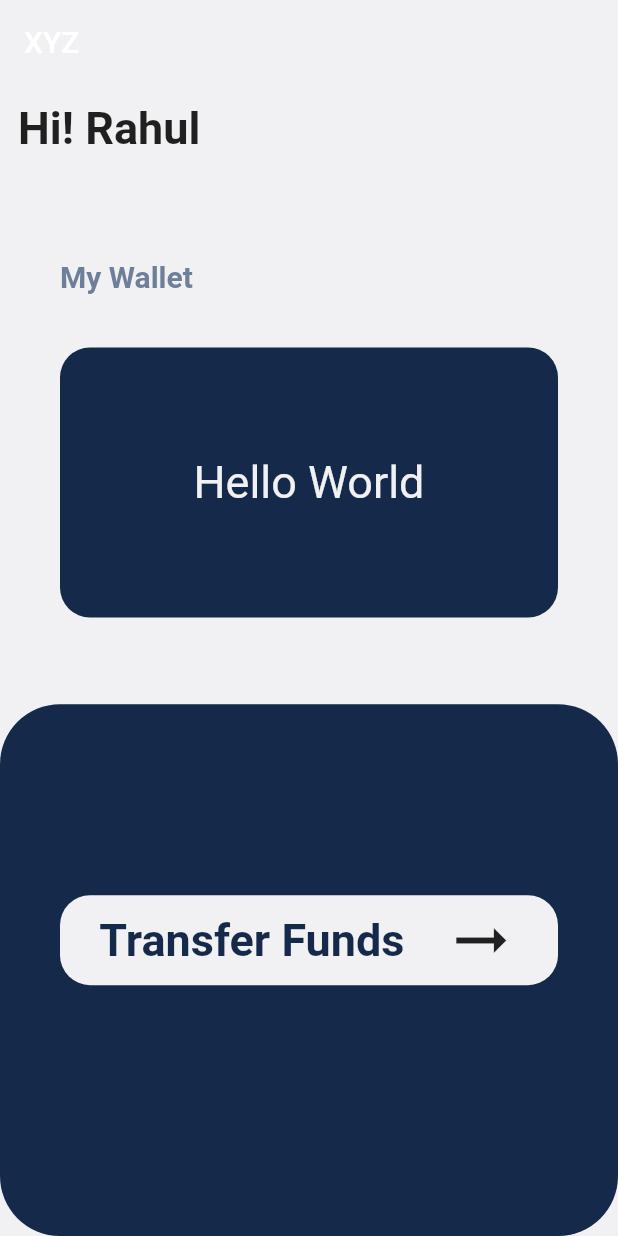
After one commit to abhisinha2001/hack_blockchain, a Flutter app: the screen it shows after launch, on a phone screen of 412 x 824 dp. The commit adds this screen. Run offline on Flutter 3.47's test engine with Material 2 defaults, Android fonts, the phone set to English and light mode, and no system bars; missing offline and left inert: flutter_awesome_buttons, tezster_dart.

Commit message:
Transfer funds page added

```diff
--- a/lib/main.dart
+++ b/lib/main.dart
@@ -1,4 +1,5 @@
 import 'package:flutter/material.dart';
+import 'package:hack_blockchain/src/Services/Tezos.dart';
 import 'app.dart';
 
 void main() {
--- /dev/null
+++ b/lib/src/Screens/homeScreen.dart
@@ -0,0 +1,152 @@
+import 'package:flutter/material.dart';
+import 'package:hack_blockchain/src/Screens/transferFundsScreen.dart';
+
+import '../../constants.dart';
+
+class HomePage extends StatelessWidget {
+  const HomePage({
+    Key key,
+  }) : super(key: key);
+
+  @override
+  Widget build(BuildContext context) {
+    return MaterialApp(
+      debugShowCheckedModeBanner: false,
+      home: Scaffold(
+          backgroundColor: lightGrey,
+          appBar: AppBar(
+            elevation: 0,
+            backgroundColor: lightGrey,
+            title: Text(
+              'XYZ',
+            ),
+          ),
+          body: Column(
+            children: [
+              Row(
+                mainAxisAlignment: MainAxisAlignment.start,
+                children: [
+                  Padding(
+                    padding: const EdgeInsets.all(12.0),
+                    child: Text(
+                      'Hi! Rahul',
+                      style: TextStyle(
+                        fontSize: 30,
+                        fontWeight: FontWeight.bold,
+                      ),
+                    ),
+                  ),
+                ],
+              ),
+              Expanded(
+                flex: 1,
+                child: Center(
+                  child: Padding(
+                    padding: const EdgeInsets.symmetric(
+                        horizontal: 40, vertical: 40),
+                    child: Column(
+                      mainAxisAlignment: MainAxisAlignment.spaceAround,
+                      children: [
+                        Row(
+                          mainAxisAlignment: MainAxisAlignment.start,
+                          children: [
+                            Text(
+                              'My Wallet',
+                              style: TextStyle(
+                                color: lightNavyBlue,
+                                fontWeight: FontWeight.bold,
+                                fontSize: 20,
+                              ),
+                            ),
+                          ],
+                        ),
+                        Container(
+                          height: 180,
+                          width: double.infinity,
+                          decoration: BoxDecoration(
+                            color: navyBlue1,
+                            borderRadius: BorderRadius.circular(20),
+                          ),
+                          child: Center(
+                            child: Text(
+                              'Hello World',
+                              style: TextStyle(
+                                color: lightGrey,
+                                fontSize: 30,
+                              ),
+                            ),
+                          ),
+                        ),
+                      ],
+                    ),
+                  ),
+                ),
+              ),
+              Expanded(
+                flex: 1,
+                child: Container(
+                  width: double.infinity,
+                  decoration: BoxDecoration(
+                    color: navyBlue1,
+                    borderRadius: BorderRadius.circular(40),
+                  ),
+                  child: Padding(
+                    padding: EdgeInsets.only(bottom: 40),
+                    child: Column(
+                      mainAxisAlignment: MainAxisAlignment.center,
+                      children: [
+                        Padding(
+                          padding: const EdgeInsets.symmetric(horizontal: 40),
+                          child: Container(
+                            height: 60,
+                            width: double.infinity,
+                            decoration: BoxDecoration(
+                              color: lightGrey,
+                              borderRadius: BorderRadius.circular(20),
+                            ),
+                            child: Stack(
+                              children: [
+                                Center(
+                                  child: Row(
+                                    mainAxisAlignment:
+                                        MainAxisAlignment.spaceEvenly,
+                                    children: [
+                                      Text(
+                                        'Transfer Funds',
+                                        style: TextStyle(
+                                          fontSize: 30,
+                                          fontWeight: FontWeight.bold,
+                                          color: navyBlue1,
+                                        ),
+                                      ),
+                                      Icon(
+                                        Icons.arrow_right_alt,
+                                        size: 50,
+                                      ),
+                                    ],
+                                  ),
+                                ),
+                                GestureDetector(
+                                  onTap: () {
+                                    Navigator.push(
+                                      context,
+                                      MaterialPageRoute(
+                                          builder: (context) =>
+                                              TransferFunds()),
+                                    );
+                                  },
+                                ),
+                              ],
+                            ),
+                          ),
+                        ),
+                      ],
+                    ),
+                  ),
+                ),
+              ),
+            ],
+          )),
+    );
+  }
+}
--- a/pubspec.yaml
+++ b/pubspec.yaml
@@ -29,6 +29,7 @@ dependencies:
   # Use with the CupertinoIcons class for iOS style icons.
   cupertino_icons: ^1.0.2
   flutter_awesome_buttons: ^0.1.0
+  tezster_dart: ^2.1.1
 
 dev_dependencies:
   flutter_test:
```
Also changed, not shown: lib/app.dart (+2 -127 lines), lib/src/Screens/transferFundsScreen.dart (added, +152 -0 lines), lib/src/Services/Tezos.dart (added, +88 -0 lines), pubspec.lock, 4 other files.
